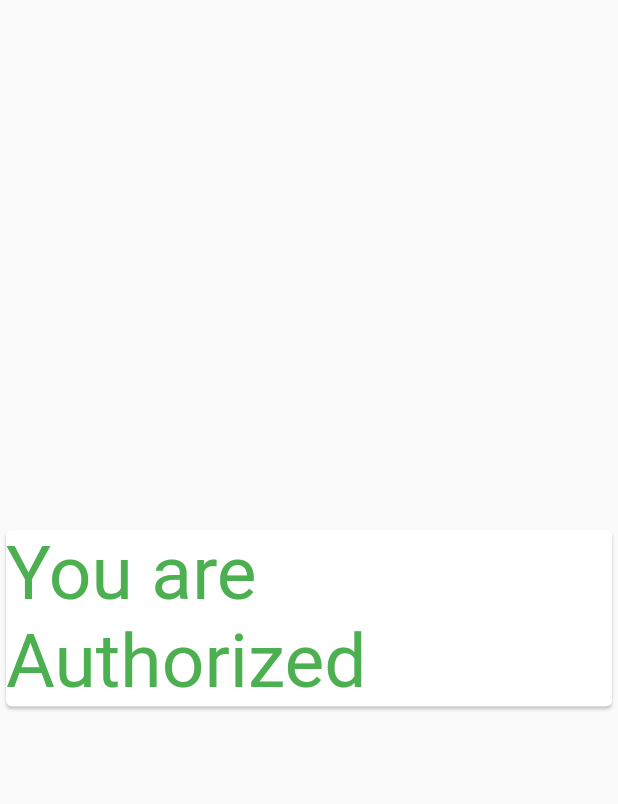
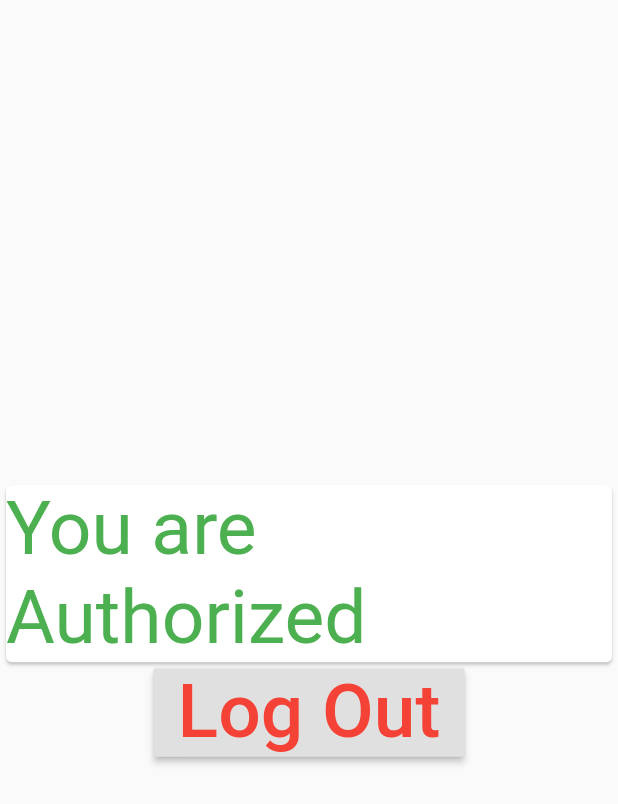
Before and after one commit to rexsteroxy/Hagglex-Authenticaition, a Flutter app: the HomeView screen opened directly, on a phone screen of 412 x 824 dp. Shown: the top 804 px of the screen. Run offline on Flutter 3.47's test engine with Material 2 defaults, Android fonts, the phone set to English and light mode, and no system bars; our stand-ins replace fluttertoast, graphql_flutter, modal_progress_hud, page_transition; statements that could not run were skipped.

```diff
--- a/lib/index.dart
+++ b/lib/index.dart
@@ -1,4 +1,6 @@
 import 'package:flutter/material.dart';
+import 'package:flutter_app/login.dart';
+import 'package:page_transition/page_transition.dart';
 
 
 class HomeView extends StatefulWidget {
@@ -25,6 +27,18 @@ class _HomeViewState extends State<HomeView> {
                       ),
                       ),
                     )),
+                RaisedButton(
+                  onPressed: (){
+                   Navigator.pop(context);
+                  },
+                  child: Text("Log Out",
+                    style: TextStyle(
+                        color: Colors.red,
+                        fontSize: 50.0
+                    ),
+                  ),
+                ),
+
               ],
             )),
       ),
--- a/lib/main.dart
+++ b/lib/main.dart
@@ -87,7 +87,8 @@ class _HomePageState extends State<HomePage> {
       appBar: AppBar(
         title: Text("Hagglex Authentication"),
       ),
-      body: ModalProgressHUD(
+      body: Container(
+        child: ModalProgressHUD(
           inAsyncCall: showSpinner,
           child: Mutation(
             options: MutationOptions(
@@ -268,6 +269,7 @@ class _HomePageState extends State<HomePage> {
 
           ),
         ),
+      ),
     );
   }
 }
--- a/pubspec.yaml
+++ b/pubspec.yaml
@@ -27,6 +27,7 @@ dependencies:
   page_transition: ^1.1.5
   fluttertoast: ^4.0.0
   modal_progress_hud: ^0.1.3
+
 
 dev_dependencies:
   flutter_test:
```
Also changed, not shown: lib/login.dart (+8 -1 lines). Lines whose indentation alone changed are shown as unchanged.
